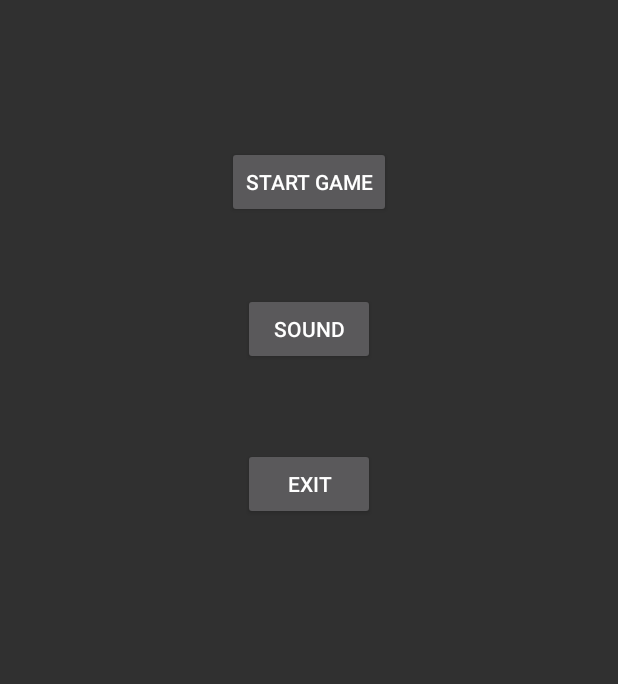
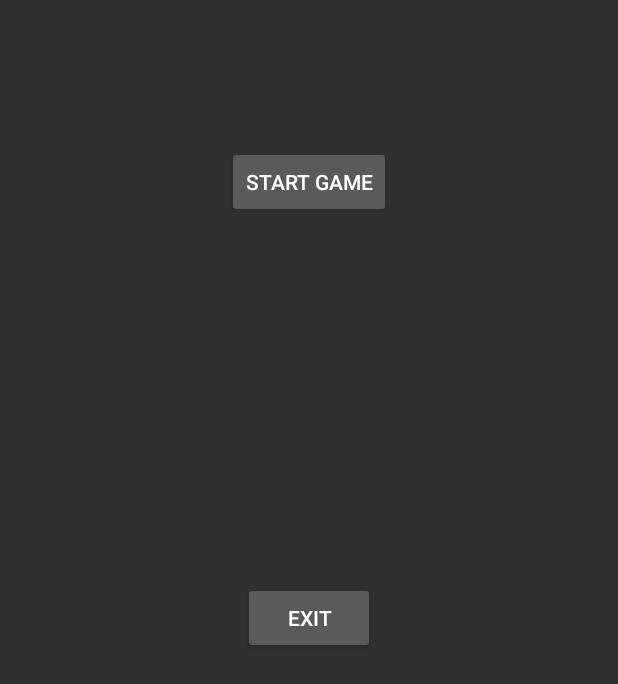
Before and after one commit to Lpo94/BabyDontHurtMe, an Android app: the Menu screen opened directly, with no data from a screen before it, on a phone screen of 412 x 824 dp. Shown: the top 684 px of the screen. Run offline under Robolectric (Android 15) with nearby library versions, the phone set to English and light mode, and no system bars.

Commit message:
aI working

```diff
--- a/app/src/main/AndroidManifest.xml
+++ b/app/src/main/AndroidManifest.xml
@@ -9,6 +9,7 @@
         android:supportsRtl="true"
         android:theme="@style/Theme.AppCompat.NoActionBar">
         <activity
+            android:noHistory="true"
             android:name=".LoginActivity"
             android:screenOrientation="portrait">
             <intent-filter>
@@ -22,7 +23,6 @@
             android:name=".GridViewClass"
             android:screenOrientation="landscape" />
         <activity android:name=".RegisterActivity" />
-        <activity android:name=".SoundActivity" />
         <activity android:name=".DifficultyActivity"></activity>
     </application>
 
--- a/app/src/main/java/com/example/lars_peter/babydonthurtme/DifficultyActivity.java
+++ b/app/src/main/java/com/example/lars_peter/babydonthurtme/DifficultyActivity.java
@@ -26,4 +26,9 @@ public class DifficultyActivity extends AppCompatActivity {
         i.putExtra("EnemyDif", "1");
         startActivity(i);
     }
+
+    public void Back(View view)
+    {
+        finish();
+    }
 }
--- a/app/src/main/java/com/example/lars_peter/babydonthurtme/GridViewClass.java
+++ b/app/src/main/java/com/example/lars_peter/babydonthurtme/GridViewClass.java
@@ -43,6 +43,7 @@ public class GridViewClass extends AppCompatActivity {
     int[] lastShip = new int[5];
     boolean firstShipPlaced = false;
     TextView playerTxt;
+    MediaPlayer shots;
 
     TextView enemyTxt;
 
@@ -432,6 +433,8 @@ public class GridViewClass extends AppCompatActivity {
         //Miss
         if((int)temp.getTag() == R.drawable.a1)
         {
+            shots = MediaPlayer.create(this, R.raw.miss);
+            shots.start();
             temp.setTag(R.drawable.c1);
             temp.setImageResource(R.drawable.c1);
             return false;
@@ -439,6 +442,8 @@ public class GridViewClass extends AppCompatActivity {
         //Hit
         else if((int)temp.getTag() == R.drawable.d1)
         {
+            shots = MediaPlayer.create(this, R.raw.hit);
+            shots.start();
             temp.setTag(R.drawable.b1);
             temp.setImageResource(R.drawable.b1);
             enemyLifeCount--;
--- a/app/src/main/java/com/example/lars_peter/babydonthurtme/LoginActivity.java
+++ b/app/src/main/java/com/example/lars_peter/babydonthurtme/LoginActivity.java
@@ -1,6 +1,7 @@
 package com.example.lars_peter.babydonthurtme;
 
 import android.content.Intent;
+import android.media.MediaPlayer;
 import android.support.v7.app.AppCompatActivity;
 import android.os.Bundle;
 import android.view.Display;
@@ -11,6 +12,7 @@ import android.widget.Toast;
 
 public class LoginActivity extends AppCompatActivity {
 
+    MediaPlayer mySound;
     DatabaseManager dbManager = new DatabaseManager(this);
 
     @Override
@@ -18,6 +20,7 @@ public class LoginActivity extends AppCompatActivity {
         super.onCreate(savedInstanceState);
         setContentView(R.layout.activity_login);
     }
+
 
     public void RegisterClicked(View view)
     {
--- a/app/src/main/java/com/example/lars_peter/babydonthurtme/Menu.java
+++ b/app/src/main/java/com/example/lars_peter/babydonthurtme/Menu.java
@@ -1,11 +1,15 @@
 package com.example.lars_peter.babydonthurtme;
 
+import android.app.Activity;
 import android.content.Intent;
+import android.media.MediaPlayer;
 import android.support.v7.app.AppCompatActivity;
 import android.os.Bundle;
 import android.view.View;
 
 public class Menu extends AppCompatActivity {
+
+    MediaPlayer music;
 
     @Override
     protected void onCreate(Bundle savedInstanceState) {
@@ -18,14 +22,20 @@ public class Menu extends AppCompatActivity {
         startActivity(i);
     }
 
-    public void Sound(View view)
-    {
-        Intent i = new Intent(this, LoginActivity.class);
-        startActivity(i);
-    }
-
-    public void Exit(View view)
+    public void Back(View view)
     {
         finish();
     }
+
+    @Override
+    protected void onStart() {
+        if(music==null) {
+            super.onStart();
+            if (music == null) {
+                music = MediaPlayer.create(this, R.raw.music);
+                music.setLooping(true);
+                music.start();
+            }
+        }
+    }
 }
--- a/app/src/main/java/com/example/lars_peter/babydonthurtme/RegisterActivity.java
+++ b/app/src/main/java/com/example/lars_peter/babydonthurtme/RegisterActivity.java
@@ -51,7 +51,7 @@ public class RegisterActivity extends AppCompatActivity {
 
     public void BackClicked(View view)
     {
-        Intent loginGo = new Intent(this, LoginActivity.class);
-        startActivity(loginGo);
+        Intent i = new Intent(this, LoginActivity.class);
+        startActivity(i);
     }
 }
--- a/app/src/main/res/layout/activity_difficulty.xml
+++ b/app/src/main/res/layout/activity_difficulty.xml
@@ -35,6 +35,7 @@
         android:layout_alignParentBottom="true"
         android:layout_centerHorizontal="true"
         android:layout_marginBottom="88dp"
+        android:onClick="Back"
         android:text="Back to menu" />
 
 </RelativeLayout>
--- a/app/src/main/res/layout/activity_login.xml
+++ b/app/src/main/res/layout/activity_login.xml
@@ -40,7 +40,6 @@
         android:layout_height="wrap_content"
         android:inputType="textPersonName"
         android:ems="10"
-        android:layout_below="@+id/textView"
         android:layout_toRightOf="@+id/LoginBtn"
         android:layout_toEndOf="@+id/LoginBtn"
         android:layout_marginTop="39dp"
--- a/app/src/main/res/layout/activity_menu.xml
+++ b/app/src/main/res/layout/activity_menu.xml
@@ -20,22 +20,11 @@
         tools:layout_editor_absoluteY="97dp" />
 
     <Button
-        android:id="@+id/soundButton"
-        android:layout_width="wrap_content"
-        android:layout_height="wrap_content"
-        android:layout_below="@+id/startButton"
-        android:layout_centerHorizontal="true"
-        android:layout_marginTop="50dp"
-        android:text="Sound" />
-
-    <Button
         android:id="@+id/exitButton"
         android:layout_width="wrap_content"
         android:layout_height="wrap_content"
-        android:layout_alignLeft="@+id/soundButton"
-        android:layout_alignStart="@+id/soundButton"
-        android:layout_below="@+id/soundButton"
-        android:layout_marginTop="55dp"
-        android:onClick="Exit"
+        android:layout_centerHorizontal="true"
+        android:layout_centerVertical="true"
+        android:onClick="Back"
         android:text="Exit" />
 </RelativeLayout>
```
Also changed, not shown: app/src/main/java/com/example/lars_peter/babydonthurtme/SoundActivity.java (deleted, +0 -13 lines).
